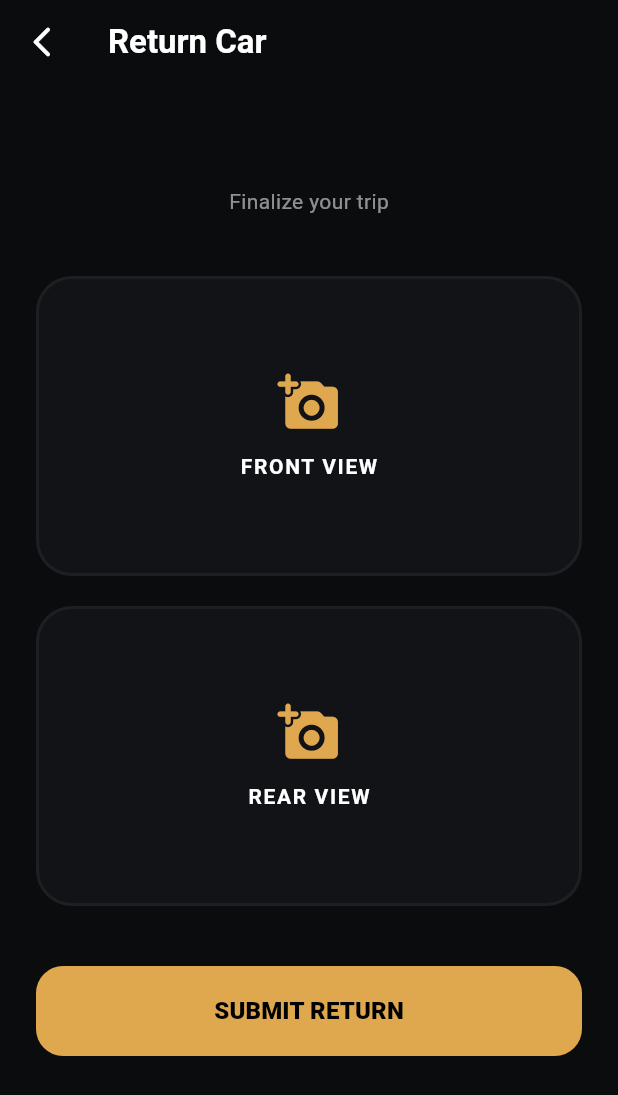
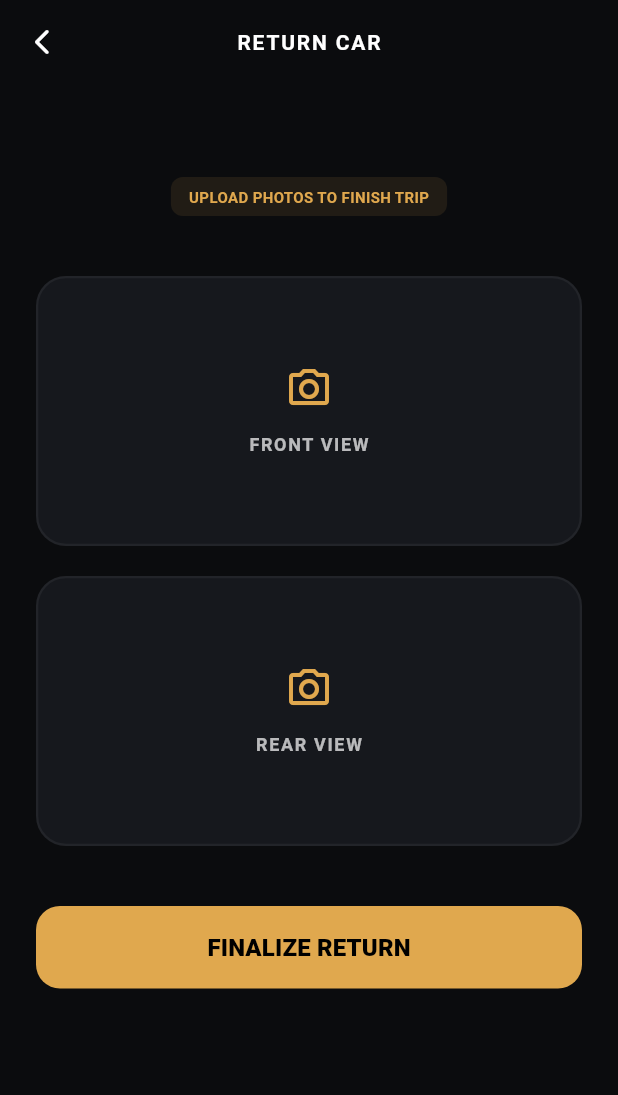
Before and after one commit to Demiurg20/Hermes, a Flutter app: the ReturnCarScreen screen opened directly with empty values, on a phone screen of 412 x 824 dp. Shown: the top 1095 px of the screen. Run offline on Flutter 3.47's test engine with Material 3 defaults, Android fonts, the phone set to English and light mode, and no system bars; our stand-ins replace dio, flutter_secure_storage, image_picker; accounts and stored records are empty; network calls fail; Roboto replaces fonts that are missing (SF Pro).

Commit message:
starting the trip and returning the car

```diff
--- a/lib/features/cars/price_summary_page.dart
+++ b/lib/features/cars/price_summary_page.dart
@@ -42,7 +42,7 @@ class _PriceSummaryScreenState extends State<PriceSummaryScreen> {
   static const Color gold = Color(0xFFD6A34A);
   static const Color green = Color(0xFF3DDC84);
 
-  double? balance;
+  int? balance;
   bool isBalanceLoading = true;
   bool agreed = false;
   bool _creatingBooking = false;
@@ -58,7 +58,7 @@ class _PriceSummaryScreenState extends State<PriceSummaryScreen> {
       final user = await AppDI.userRepo.getUserInfo();
       if (mounted) {
         setState(() {
-          balance = user.balance;
+          balance = user.balance.toInt();
           isBalanceLoading = false;
         });
       }
@@ -286,7 +286,7 @@ class _PriceSummaryScreenState extends State<PriceSummaryScreen> {
                     isBalanceLoading
                         ? const Text('Loading...', style: TextStyle(color: Colors.white))
                         : Text(
-                      '\$${balance?.toStringAsFixed(2) ?? '0.00'}',
+                      '\$${balance ?? '0'}',
                       style: TextStyle(
                         color: hasEnoughMoney ? green : Colors.redAccent,
                         fontWeight: FontWeight.w900,
--- a/lib/features/cars/return_car_page.dart
+++ b/lib/features/cars/return_car_page.dart
@@ -24,15 +24,13 @@ class _ReturnCarScreenState extends State<ReturnCarScreen> {
   Uint8List? _image2Bytes;
   bool _isProcessing = false;
 
-  // Используем золотой цвет из твоей темы
   static const Color gold = AppColors.primary;
 
-  /// Функция для открытия камеры и получения байтов
   Future<void> _takePhoto(int photoNumber) async {
     try {
       final XFile? photo = await _picker.pickImage(
         source: ImageSource.camera,
-        imageQuality: 50, // Сжимаем фото для API
+        imageQuality: 50,
       );
 
       if (photo != null) {
@@ -47,8 +45,8 @@ class _ReturnCarScreenState extends State<ReturnCarScreen> {
     }
   }
 
-  /// Главная логика отправки
   Future<void> _handleAction() async {
+    // 1. Проверка наличия фото
     if (_image1Bytes == null || _image2Bytes == null) {
       ScaffoldMessenger.of(context).showSnackBar(
         const SnackBar(content: Text("Please take both photos (Front & Rear)")),
@@ -59,19 +57,17 @@ class _ReturnCarScreenState extends State<ReturnCarScreen> {
     setState(() => _isProcessing = true);
 
     try {
-      // Приводим ID к строке
       final String bookingId = widget.bookingData["id"].toString();
 
       if (widget.isStartingTrip) {
-        // Вызываем confirmBooking (Начало поездки + списание денег)
-        // Мы используем .toList(), так как репозиторий ждет List<int>
+        // 🔥 СТАРТ ПОЕЗДКИ
         await AppDI.bookingRepo.confirmBooking(
           bookingId,
           _image1Bytes!.toList(),
           _image2Bytes!.toList(),
         );
       } else {
-        // Вызываем clientReturn (Завершение поездки)
+        // 🔥 ВОЗВРАТ МАШИНЫ
         await AppDI.bookingRepo.clientReturn(
           bookingId,
           _image1Bytes!.toList(),
@@ -79,15 +75,17 @@ class _ReturnCarScreenState extends State<ReturnCarScreen> {
         );
       }
 
+      // 2. Даем бэкенду время обновить статус (0.5 сек)
+      await Future.delayed(const Duration(milliseconds: 500));
+
+      // 3. ИСПРАВЛЕНО: проверяем mounted и возвращаемся
       if (!mounted) return;
 
-      // Сразу обновляем баланс пользователя на устройстве
-      await AppDI.userRepo.getUserInfo();
-
-      // Возвращаемся на главную с сигналом об успехе
-      Navigator.pop(context, true);
+      // Возвращаем TRUE, чтобы HomePage вызвал _onRefresh()
+      Navigator.of(context).pop(true);
 
     } catch (e) {
+      debugPrint("Action Error: $e");
       if (!mounted) return;
       ScaffoldMessenger.of(context).showSnackBar(
         SnackBar(
@@ -102,126 +100,142 @@ class _ReturnCarScreenState extends State<ReturnCarScreen> {
 
   @override
   Widget build(BuildContext context) {
-    final String brand = widget.bookingData["carBrand"] ?? "Car";
-    final String model = widget.bookingData["carModel"] ?? "";
+    // Используем ключи из твоего API (Changan Uni-Z и т.д.)
+    final String brand = widget.bookingData["carBrand"] ?? "";
+    final String model = widget.bookingData["carModel"] ?? "Car";
 
     return Scaffold(
       backgroundColor: const Color(0xFF0B0C0E),
       appBar: AppBar(
         backgroundColor: Colors.transparent,
         elevation: 0,
+        centerTitle: true,
         leading: IconButton(
-          icon: const Icon(Icons.arrow_back_ios_new_rounded, color: Colors.white),
-          onPressed: () => Navigator.pop(context),
+          icon: const Icon(Icons.arrow_back_ios_new_rounded, color: Colors.white, size: 20),
+          onPressed: () => Navigator.pop(context, false),
         ),
         title: Text(
-          widget.isStartingTrip ? "Start Journey" : "Return Car",
-          style: const TextStyle(color: Colors.white, fontWeight: FontWeight.bold),
+          widget.isStartingTrip ? "START JOURNEY" : "RETURN CAR",
+          style: const TextStyle(
+              color: Colors.white,
+              fontSize: 14,
+              fontWeight: FontWeight.bold,
+              letterSpacing: 1.2
+          ),
         ),
       ),
       body: SingleChildScrollView(
-        padding: const EdgeInsets.symmetric(horizontal: 24, vertical: 10),
+        child: Padding(
+          padding: const EdgeInsets.symmetric(horizontal: 24),
           child: Column(
             children: [
-            const SizedBox(height: 10),
+              const SizedBox(height: 20),
               Text(
-              "$brand $model",
+                "$brand $model".toUpperCase(),
                 textAlign: TextAlign.center,
                 style: const TextStyle(
                   color: Colors.white,
-                fontSize: 28,
+                  fontSize: 24,
                   fontWeight: FontWeight.w900,
                 ),
               ),
               const SizedBox(height: 8),
-            Text(
+              Container(
+                padding: const EdgeInsets.symmetric(horizontal: 12, vertical: 6),
+                decoration: BoxDecoration(
+                  color: gold.withOpacity(0.1),
+                  borderRadius: BorderRadius.circular(8),
+                ),
+                child: Text(
                   widget.isStartingTrip
-                  ? "Confirm car condition to start"
-                  : "Finalize your trip",
-              style: const TextStyle(color: Colors.white54, fontSize: 14),
+                      ? "UPLOAD PHOTOS TO UNLOCK"
+                      : "UPLOAD PHOTOS TO FINISH TRIP",
+                  style: const TextStyle(color: gold, fontSize: 10, fontWeight: FontWeight.bold),
+                ),
               ),
               const SizedBox(height: 40),
 
-            // Фото 1
               _buildPhotoCard("FRONT VIEW", _image1Bytes, () => _takePhoto(1)),
               const SizedBox(height: 20),
-            // Фото 2
               _buildPhotoCard("REAR VIEW", _image2Bytes, () => _takePhoto(2)),
 
               const SizedBox(height: 40),
 
-            // Кнопка действия
               SizedBox(
                 width: double.infinity,
-              height: 60,
+                height: 55,
                 child: ElevatedButton(
                   style: ElevatedButton.styleFrom(
                     backgroundColor: gold,
+                    foregroundColor: Colors.black,
+                    disabledBackgroundColor: Colors.grey,
                     shape: RoundedRectangleBorder(
-                    borderRadius: BorderRadius.circular(18),
+                      borderRadius: BorderRadius.circular(16),
                     ),
                     elevation: 0,
                   ),
                   onPressed: _isProcessing ? null : _handleAction,
                   child: _isProcessing
-                    ? const CircularProgressIndicator(color: Colors.black)
+                      ? const SizedBox(
+                    height: 20,
+                    width: 20,
+                    child: CircularProgressIndicator(color: Colors.black, strokeWidth: 2),
+                  )
                       : Text(
-                  widget.isStartingTrip ? "CONFIRM & START" : "SUBMIT RETURN",
-                  style: const TextStyle(
-                    color: Colors.black,
-                    fontSize: 16,
-                    fontWeight: FontWeight.w900,
+                    widget.isStartingTrip ? "START TRIP NOW" : "FINALIZE RETURN",
+                    style: const TextStyle(fontSize: 16, fontWeight: FontWeight.w900),
                   ),
                 ),
               ),
+              const SizedBox(height: 30),
+            ],
           ),
-            const SizedBox(height: 20),
-          ],
         ),
       ),
     );
   }
 
-  /// Виджет карточки для фото
   Widget _buildPhotoCard(String label, Uint8List? bytes, VoidCallback onTap) {
     return GestureDetector(
       onTap: onTap,
       child: Container(
         width: double.infinity,
-        height: 200,
+        height: 180,
         decoration: BoxDecoration(
-          color: const Color(0xFF111317),
-          borderRadius: BorderRadius.circular(24),
+          color: const Color(0xFF16181D),
+          borderRadius: BorderRadius.circular(20),
           border: Border.all(
             color: bytes != null ? gold : Colors.white.withOpacity(0.05),
-            width: 2,
+            width: 1.5,
           ),
-          image: bytes != null
-              ? DecorationImage(image: MemoryImage(bytes), fit: BoxFit.cover)
-              : null,
         ),
-        child: bytes == null
-            ? Column(
+        child: ClipRRect(
+          borderRadius: BorderRadius.circular(20),
+          child: bytes != null
+              ? Stack(
+            fit: StackFit.expand,
+            children: [
+              Image.memory(bytes, fit: BoxFit.cover),
+              Container(color: Colors.black26),
+              const Center(child: Icon(Icons.check_circle, color: gold, size: 50)),
+            ],
+          )
+              : Column(
             mainAxisAlignment: MainAxisAlignment.center,
             children: [
-            const Icon(Icons.add_a_photo_rounded, color: gold, size: 42),
+              const Icon(Icons.camera_alt_outlined, color: gold, size: 32),
               const SizedBox(height: 12),
               Text(
                 label,
                 style: const TextStyle(
-                color: Colors.white,
+                  color: Colors.white70,
+                  fontSize: 12,
                   fontWeight: FontWeight.bold,
                   letterSpacing: 1.1,
                 ),
               ),
             ],
-        )
-            : Container(
-          decoration: BoxDecoration(
-            borderRadius: BorderRadius.circular(24),
-            color: Colors.black26,
           ),
-          child: const Icon(Icons.check_circle, color: gold, size: 40),
         ),
       ),
     );
--- a/lib/features/home/balance_topup_page.dart
+++ b/lib/features/home/balance_topup_page.dart
@@ -11,7 +11,7 @@ class BalanceTopUpPage extends StatefulWidget {
 }
 
 class _BalanceTopUpPageState extends State<BalanceTopUpPage> {
-  double? _balance;
+  int? _balance;
   bool _loading = true;
   String? _error;
 
```
Also changed, not shown: lib/core/api/api_service.dart (+36 -3 lines), lib/core/data/booking_repository.dart (+32 -0 lines), lib/features/home/home_page.dart (+128 -40 lines), lib/features/home/user.dart (+10 -8 lines). Lines whose indentation alone changed are shown as unchanged.
